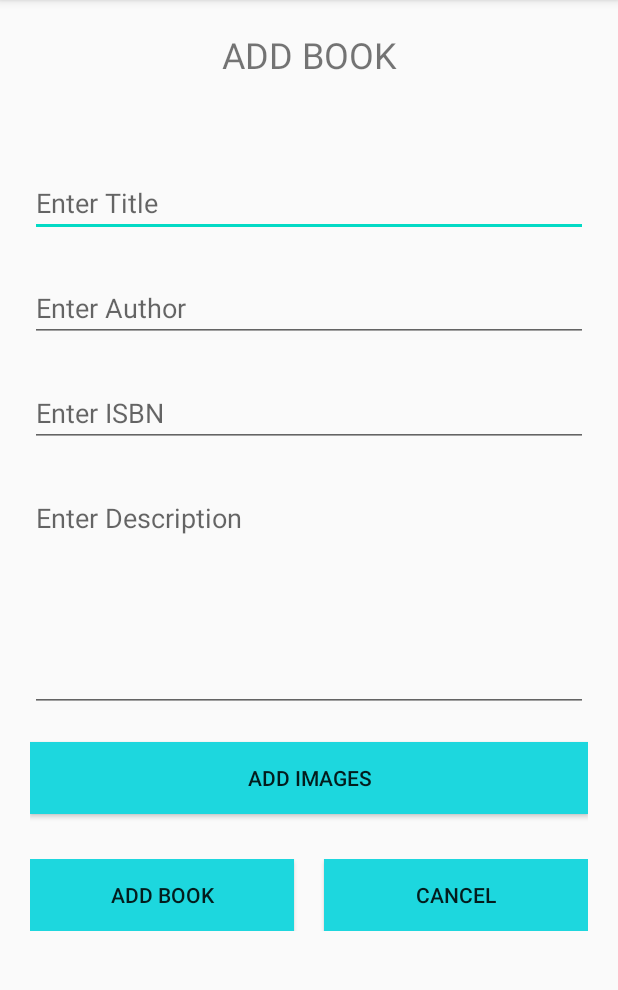
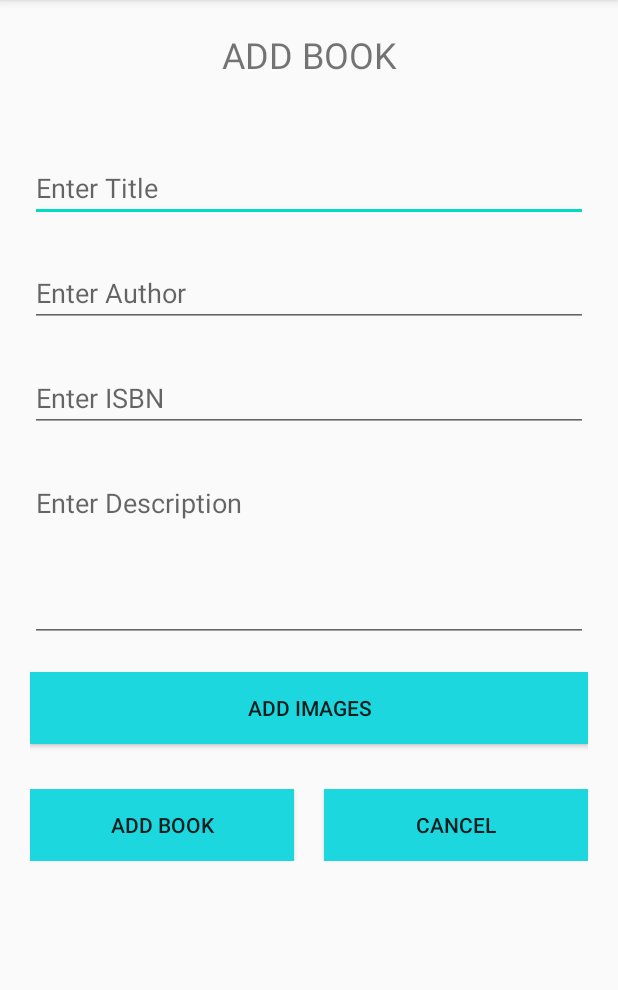
Before and after one commit to NVectors/BookBank, an Android app: the AddBookActivity screen opened directly, with no data from a screen before it, on a phone screen of 412 x 824 dp, the part 84-1074 px from its top. Run offline under Robolectric (Android 15) with nearby library versions, the phone set to English and light mode, and no system bars; our stand-ins replace Firebase (no records; nobody signed in at launch, a user with empty details on screens opened directly).

Commit message:
Fixed add book layout

```diff
--- a/app/src/main/res/layout/activity_add_book.xml
+++ b/app/src/main/res/layout/activity_add_book.xml
@@ -15,7 +15,7 @@
         <TextView
             android:layout_width="match_parent"
             android:layout_height="wrap_content"
-            android:layout_marginBottom="60dp"
+            android:layout_marginBottom="50dp"
             android:text="ADD BOOK"
             android:textAlignment="center"
             android:textSize="24sp" />
@@ -69,7 +69,7 @@
         <EditText
             android:id="@+id/descriptionEditText"
             android:layout_width="match_parent"
-            android:layout_height="match_parent"
+            android:layout_height="115dp"
             android:layout_marginBottom="20dp"
             android:gravity="start"
             android:hint="Enter Description"
@@ -87,14 +87,14 @@
             android:text="Add Images" />
 
         <LinearLayout
-            android:layout_width="fill_parent"
-            android:layout_height="fill_parent"
+            android:layout_width="match_parent"
+            android:layout_height="match_parent"
             android:orientation="horizontal">
 
             <Button
                 android:id="@+id/addBookButton"
                 android:layout_width="match_parent"
-                android:layout_height="wrap_content"
+                android:layout_height="match_parent"
                 android:layout_marginRight="10dp"
                 android:layout_weight="1"
                 android:background="#1dd7de"
@@ -103,7 +103,7 @@
             <Button
                 android:id="@+id/addBookCancelButton"
                 android:layout_width="match_parent"
-                android:layout_height="wrap_content"
+                android:layout_height="match_parent"
                 android:layout_marginLeft="10dp"
                 android:layout_weight="1"
                 android:background="#1dd7de"
```
